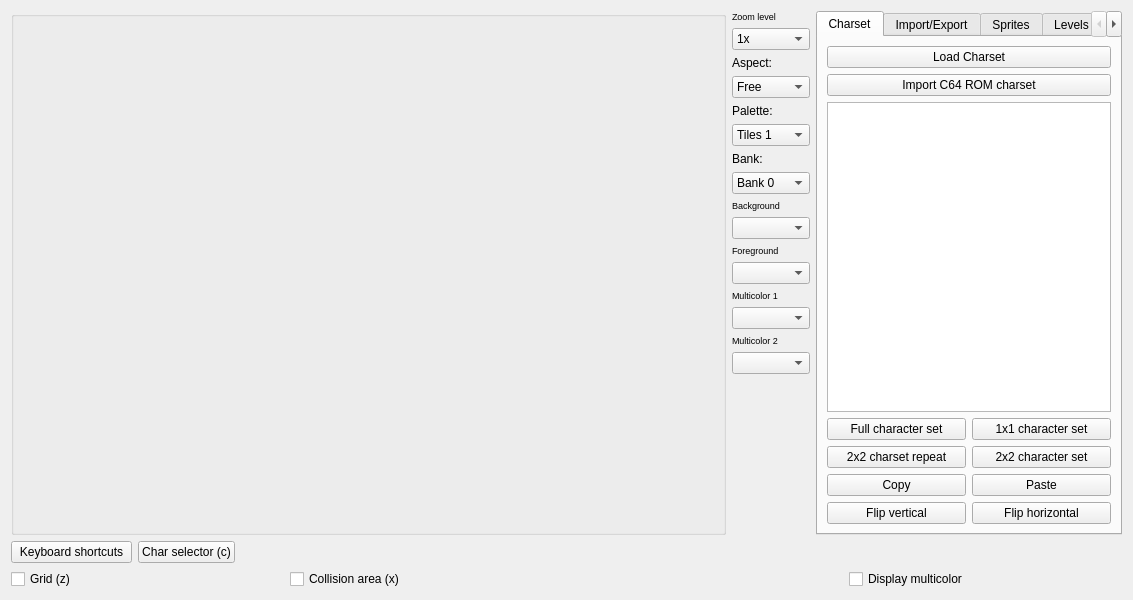
leuat/TRSE, file source/trsedocuments/formimageeditor.ui: the form before one commit.
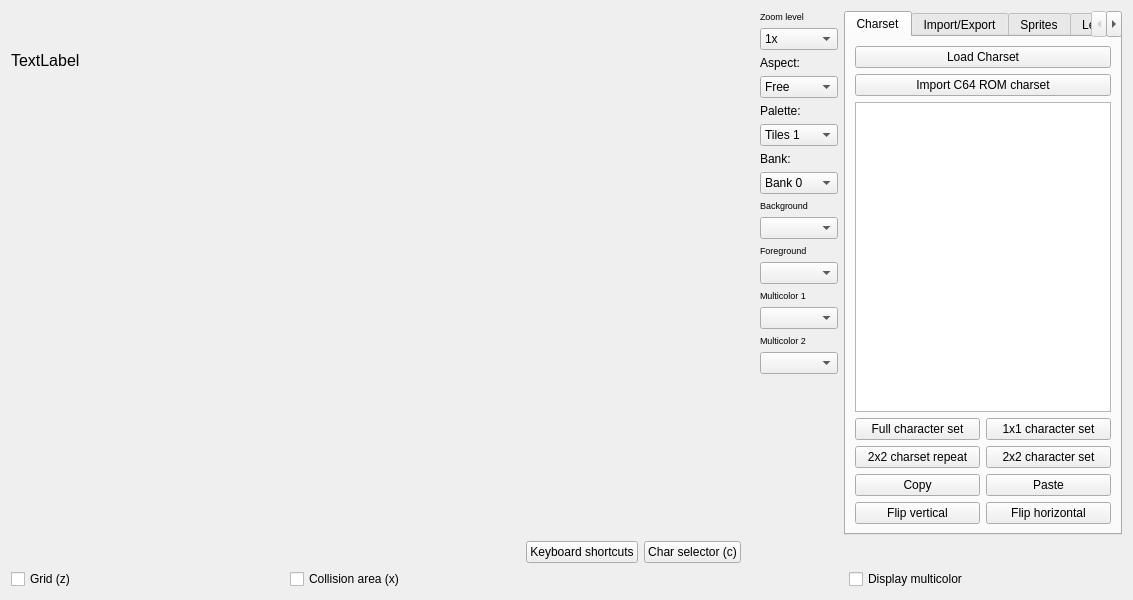
The form after the commit. Custom widgets are drawn as their Qt base class.

```diff
--- a/source/trsedocuments/formimageeditor.ui
+++ b/source/trsedocuments/formimageeditor.ui
@@ -15,39 +15,315 @@
   </property>
   <layout class="QGridLayout" name="gridLayout_3" rowstretch="16,1">
    <item row="0" column="0">
-    <layout class="QGridLayout" name="gridLayout" rowstretch="1,0" columnstretch="7,1,3">
-     <item row="0" column="0">
-      <widget class="QGroupBox" name="groupBox">
-       <property name="title">
-        <string/>
-       </property>
-       <layout class="QGridLayout" name="gridLayout_4">
-        <item row="0" column="0">
-         <widget class="GLWidget" name="lblImage" native="true"/>
-        </item>
-       </layout>
-       <widget class="QLabel" name="lblGrid">
-        <property name="enabled">
-         <bool>false</bool>
-        </property>
-        <property name="geometry">
-         <rect>
-          <x>12</x>
-          <y>12</y>
-          <width>320</width>
-          <height>200</height>
-         </rect>
-        </property>
-        <property name="text">
-         <string/>
-        </property>
-        <property name="scaledContents">
-         <bool>true</bool>
-        </property>
-       </widget>
-      </widget>
+    <layout class="QGridLayout" name="gridLayout" rowstretch="1,0" columnstretch="7,0,0,0">
+     <item row="1" column="1">
+      <layout class="QHBoxLayout" name="horizontalLayout_3" stretch="1,0,4">
+       <item>
+        <widget class="QPushButton" name="btnHelpImage">
+         <property name="text">
+          <string>Keyboard shortcuts</string>
+         </property>
+        </widget>
+       </item>
+       <item>
+        <widget class="QPushButton" name="btnCharSelect">
+         <property name="text">
+          <string>Char selector (c)</string>
+         </property>
+        </widget>
+       </item>
+       <item>
+        <widget class="QLabel" name="lblMode">
+         <property name="text">
+          <string/>
+         </property>
+        </widget>
+       </item>
+      </layout>
+     </item>
+     <item row="0" column="0" colspan="2">
+      <layout class="QVBoxLayout" name="verticalLayout_4" stretch="0,1,200">
+       <item>
+        <spacer name="verticalSpacer_2">
+         <property name="orientation">
+          <enum>Qt::Vertical</enum>
+         </property>
+         <property name="sizeHint" stdset="0">
+          <size>
+           <width>20</width>
+           <height>40</height>
+          </size>
+         </property>
+        </spacer>
+       </item>
+       <item>
+        <widget class="QLabel" name="lblName">
+         <property name="font">
+          <font>
+           <pointsize>12</pointsize>
+          </font>
+         </property>
+         <property name="text">
+          <string>TextLabel</string>
+         </property>
+        </widget>
+       </item>
+       <item>
+        <widget class="GLWidget" name="lblImage" native="true"/>
+       </item>
+      </layout>
      </item>
      <item row="0" column="2">
+      <layout class="QHBoxLayout" name="horizontalLayout_8" stretch="1,1">
+       <property name="sizeConstraint">
+        <enum>QLayout::SetMaximumSize</enum>
+       </property>
+       <item>
+        <layout class="QGridLayout" name="layoutColorsEdit_3"/>
+       </item>
+       <item>
+        <layout class="QVBoxLayout" name="verticalLayout" stretch="0,0,0,0,0,0,0,0,1,1,1,1,1,1,1,1,0,0">
+         <item>
+          <widget class="QLabel" name="label_13">
+           <property name="font">
+            <font>
+             <pointsize>7</pointsize>
+            </font>
+           </property>
+           <property name="text">
+            <string>Zoom level</string>
+           </property>
+          </widget>
+         </item>
+         <item>
+          <widget class="QComboBox" name="cmbZoomLevel">
+           <property name="toolTip">
+            <string>General background color. </string>
+           </property>
+           <item>
+            <property name="text">
+             <string>1x</string>
+            </property>
+           </item>
+           <item>
+            <property name="text">
+             <string>2x</string>
+            </property>
+           </item>
+           <item>
+            <property name="text">
+             <string>4x</string>
+            </property>
+           </item>
+           <item>
+            <property name="text">
+             <string>8x</string>
+            </property>
+           </item>
+          </widget>
+         </item>
+         <item>
+          <widget class="QLabel" name="label_3">
+           <property name="text">
+            <string>Aspect:</string>
+           </property>
+          </widget>
+         </item>
+         <item>
+          <widget class="QComboBox" name="cmbAspect">
+           <item>
+            <property name="text">
+             <string>Free</string>
+            </property>
+           </item>
+           <item>
+            <property name="text">
+             <string>1:1</string>
+            </property>
+           </item>
+           <item>
+            <property name="text">
+             <string>3:2</string>
+            </property>
+           </item>
+          </widget>
+         </item>
+         <item>
+          <widget class="QLabel" name="lblPalette">
+           <property name="text">
+            <string>Palette:</string>
+           </property>
+          </widget>
+         </item>
+         <item>
+          <widget class="QComboBox" name="cmbNesPalette">
+           <item>
+            <property name="text">
+             <string>Tiles 1</string>
+            </property>
+           </item>
+           <item>
+            <property name="text">
+             <string>Tiles 2</string>
+            </property>
+           </item>
+           <item>
+            <property name="text">
+             <string>Tiles 3</string>
+            </property>
+           </item>
+           <item>
+            <property name="text">
+             <string>Tiles 4</string>
+            </property>
+           </item>
+           <item>
+            <property name="text">
+             <string>Sprites 1</string>
+            </property>
+           </item>
+           <item>
+            <property name="text">
+             <string>Sprites 2</string>
+            </property>
+           </item>
+           <item>
+            <property name="text">
+             <string>Sprites 3</string>
+            </property>
+           </item>
+           <item>
+            <property name="text">
+             <string>Sprites 4</string>
+            </property>
+           </item>
+          </widget>
+         </item>
+         <item>
+          <widget class="QLabel" name="lblBank">
+           <property name="text">
+            <string>Bank:</string>
+           </property>
+          </widget>
+         </item>
+         <item>
+          <widget class="QComboBox" name="cmbBank">
+           <item>
+            <property name="text">
+             <string>Bank 0</string>
+            </property>
+           </item>
+           <item>
+            <property name="text">
+             <string>Bank 1</string>
+            </property>
+           </item>
+          </widget>
+         </item>
+         <item>
+          <widget class="QLabel" name="lblBackground">
+           <property name="font">
+            <font>
+             <pointsize>7</pointsize>
+            </font>
+           </property>
+           <property name="text">
+            <string>Background</string>
+           </property>
+          </widget>
+         </item>
+         <item>
+          <widget class="QComboBox" name="cmbBackgroundMain_3">
+           <property name="toolTip">
+            <string>General background color. </string>
+           </property>
+          </widget>
+         </item>
+         <item>
+          <widget class="QLabel" name="lblForeground">
+           <property name="font">
+            <font>
+             <pointsize>7</pointsize>
+            </font>
+           </property>
+           <property name="toolTip">
+            <string>Foreground color. Only used for full-screen multicolor images.</string>
+           </property>
+           <property name="text">
+            <string>Foreground</string>
+           </property>
+          </widget>
+         </item>
+         <item>
+          <widget class="QComboBox" name="cmbBorderMain_3">
+           <property name="toolTip">
+            <string/>
+           </property>
+          </widget>
+         </item>
+         <item>
+          <widget class="QLabel" name="lblMC1">
+           <property name="font">
+            <font>
+             <pointsize>7</pointsize>
+            </font>
+           </property>
+           <property name="text">
+            <string>Multicolor 1</string>
+           </property>
+          </widget>
+         </item>
+         <item>
+          <widget class="QComboBox" name="cmbMC1">
+           <property name="toolTip">
+            <string>Set multicolor #1 (charsets, sprites)</string>
+           </property>
+          </widget>
+         </item>
+         <item>
+          <widget class="QLabel" name="lblMC2">
+           <property name="font">
+            <font>
+             <pointsize>7</pointsize>
+            </font>
+           </property>
+           <property name="text">
+            <string>Multicolor 2</string>
+           </property>
+          </widget>
+         </item>
+         <item>
+          <widget class="QComboBox" name="cmbMC2">
+           <property name="toolTip">
+            <string>Set multicolor #1 (charsets, sprites)</string>
+           </property>
+          </widget>
+         </item>
+         <item>
+          <spacer name="verticalSpacer">
+           <property name="orientation">
+            <enum>Qt::Vertical</enum>
+           </property>
+           <property name="sizeHint" stdset="0">
+            <size>
+             <width>20</width>
+             <height>4000</height>
+            </size>
+           </property>
+          </spacer>
+         </item>
+         <item>
+          <layout class="QGridLayout" name="lyToolbox_3">
+           <property name="spacing">
+            <number>0</number>
+           </property>
+          </layout>
+         </item>
+        </layout>
+       </item>
+      </layout>
+     </item>
+     <item row="0" column="3">
       <widget class="QTabWidget" name="tabMain">
        <property name="enabled">
         <bool>true</bool>
@@ -669,281 +945,6 @@
        </widget>
       </widget>
      </item>
-     <item row="1" column="0">
-      <layout class="QHBoxLayout" name="horizontalLayout_3" stretch="1,0,4">
-       <item>
-        <widget class="QPushButton" name="btnHelpImage">
-         <property name="text">
-          <string>Keyboard shortcuts</string>
-         </property>
-        </widget>
-       </item>
-       <item>
-        <widget class="QPushButton" name="btnCharSelect">
-         <property name="text">
-          <string>Char selector (c)</string>
-         </property>
-        </widget>
-       </item>
-       <item>
-        <widget class="QLabel" name="lblMode">
-         <property name="text">
-          <string/>
-         </property>
-        </widget>
-       </item>
-      </layout>
-     </item>
-     <item row="0" column="1">
-      <layout class="QHBoxLayout" name="horizontalLayout_8" stretch="1,1">
-       <property name="sizeConstraint">
-        <enum>QLayout::SetMaximumSize</enum>
-       </property>
-       <item>
-        <layout class="QGridLayout" name="layoutColorsEdit_3"/>
-       </item>
-       <item>
-        <layout class="QVBoxLayout" name="verticalLayout" stretch="0,0,0,0,0,0,0,0,1,1,1,1,1,1,1,1,0,0">
-         <item>
-          <widget class="QLabel" name="label_13">
-           <property name="font">
-            <font>
-             <pointsize>7</pointsize>
-            </font>
-           </property>
-           <property name="text">
-            <string>Zoom level</string>
-           </property>
-          </widget>
-         </item>
-         <item>
-          <widget class="QComboBox" name="cmbZoomLevel">
-           <property name="toolTip">
-            <string>General background color. </string>
-           </property>
-           <item>
-            <property name="text">
-             <string>1x</string>
-            </property>
-           </item>
-           <item>
-            <property name="text">
-             <string>2x</string>
-            </property>
-           </item>
-           <item>
-            <property name="text">
-             <string>4x</string>
-            </property>
-           </item>
-           <item>
-            <property name="text">
-             <string>8x</string>
-            </property>
-           </item>
-          </widget>
-         </item>
-         <item>
-          <widget class="QLabel" name="label_3">
-           <property name="text">
-            <string>Aspect:</string>
-           </property>
-          </widget>
-         </item>
-         <item>
-          <widget class="QComboBox" name="cmbAspect">
-           <item>
-            <property name="text">
-             <string>Free</string>
-            </property>
-           </item>
-           <item>
-            <property name="text">
-             <string>1:1</string>
-            </property>
-           </item>
-           <item>
-            <property name="text">
-             <string>3:2</string>
-            </property>
-           </item>
-          </widget>
-         </item>
-         <item>
-          <widget class="QLabel" name="lblPalette">
-           <property name="text">
-            <string>Palette:</string>
-           </property>
-          </widget>
-         </item>
-         <item>
-          <widget class="QComboBox" name="cmbNesPalette">
-           <item>
-            <property name="text">
-             <string>Tiles 1</string>
-            </property>
-           </item>
-           <item>
-            <property name="text">
-             <string>Tiles 2</string>
-            </property>
-           </item>
-           <item>
-            <property name="text">
-             <string>Tiles 3</string>
-            </property>
-           </item>
-           <item>
-            <property name="text">
-             <string>Tiles 4</string>
-            </property>
-           </item>
-           <item>
-            <property name="text">
-             <string>Sprites 1</string>
-            </property>
-           </item>
-           <item>
-            <property name="text">
-             <string>Sprites 2</string>
-            </property>
-           </item>
-           <item>
-            <property name="text">
-             <string>Sprites 3</string>
-            </property>
-           </item>
-           <item>
-            <property name="text">
-             <string>Sprites 4</string>
-            </property>
-           </item>
-          </widget>
-         </item>
-         <item>
-          <widget class="QLabel" name="lblBank">
-           <property name="text">
-            <string>Bank:</string>
-           </property>
-          </widget>
-         </item>
-         <item>
-          <widget class="QComboBox" name="cmbBank">
-           <item>
-            <property name="text">
-             <string>Bank 0</string>
-            </property>
-           </item>
-           <item>
-            <property name="text">
-             <string>Bank 1</string>
-            </property>
-           </item>
-          </widget>
-         </item>
-         <item>
-          <widget class="QLabel" name="lblBackground">
-           <property name="font">
-            <font>
-             <pointsize>7</pointsize>
-            </font>
-           </property>
-           <property name="text">
-            <string>Background</string>
-           </property>
-          </widget>
-         </item>
-         <item>
-          <widget class="QComboBox" name="cmbBackgroundMain_3">
-           <property name="toolTip">
-            <string>General background color. </string>
-           </property>
-          </widget>
-         </item>
-         <item>
-          <widget class="QLabel" name="lblForeground">
-           <property name="font">
-            <font>
-             <pointsize>7</pointsize>
-            </font>
-           </property>
-           <property name="toolTip">
-            <string>Foreground color. Only used for full-screen multicolor images.</string>
-           </property>
-           <property name="text">
-            <string>Foreground</string>
-           </property>
-          </widget>
-         </item>
-         <item>
-          <widget class="QComboBox" name="cmbBorderMain_3">
-           <property name="toolTip">
-            <string/>
-           </property>
-          </widget>
-         </item>
-         <item>
-          <widget class="QLabel" name="lblMC1">
-           <property name="font">
-            <font>
-             <pointsize>7</pointsize>
-            </font>
-           </property>
-           <property name="text">
-            <string>Multicolor 1</string>
-           </property>
-          </widget>
-         </item>
-         <item>
-          <widget class="QComboBox" name="cmbMC1">
-           <property name="toolTip">
-            <string>Set multicolor #1 (charsets, sprites)</string>
-           </property>
-          </widget>
-         </item>
-         <item>
-          <widget class="QLabel" name="lblMC2">
-           <property name="font">
-            <font>
-             <pointsize>7</pointsize>
-            </font>
-           </property>
-           <property name="text">
-            <string>Multicolor 2</string>
-           </property>
-          </widget>
-         </item>
-         <item>
-          <widget class="QComboBox" name="cmbMC2">
-           <property name="toolTip">
-            <string>Set multicolor #1 (charsets, sprites)</string>
-           </property>
-          </widget>
-         </item>
-         <item>
-          <spacer name="verticalSpacer">
-           <property name="orientation">
-            <enum>Qt::Vertical</enum>
-           </property>
-           <property name="sizeHint" stdset="0">
-            <size>
-             <width>20</width>
-             <height>4000</height>
-            </size>
-           </property>
-          </spacer>
-         </item>
-         <item>
-          <layout class="QGridLayout" name="lyToolbox_3">
-           <property name="spacing">
-            <number>0</number>
-           </property>
-          </layout>
-         </item>
-        </layout>
-       </item>
-      </layout>
-     </item>
     </layout>
    </item>
    <item row="1" column="0">
```
